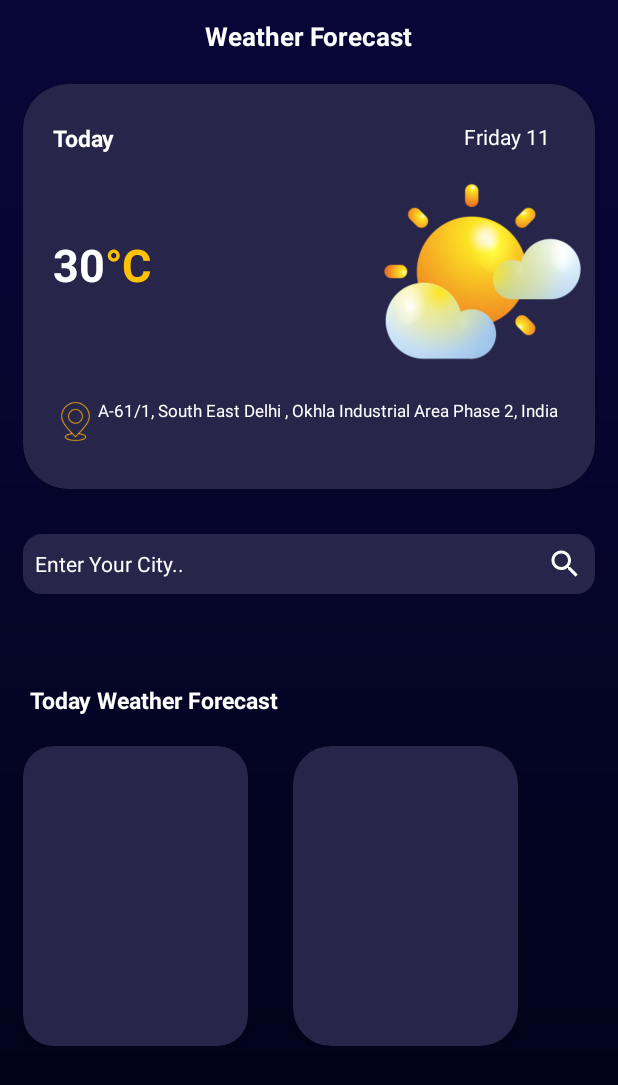
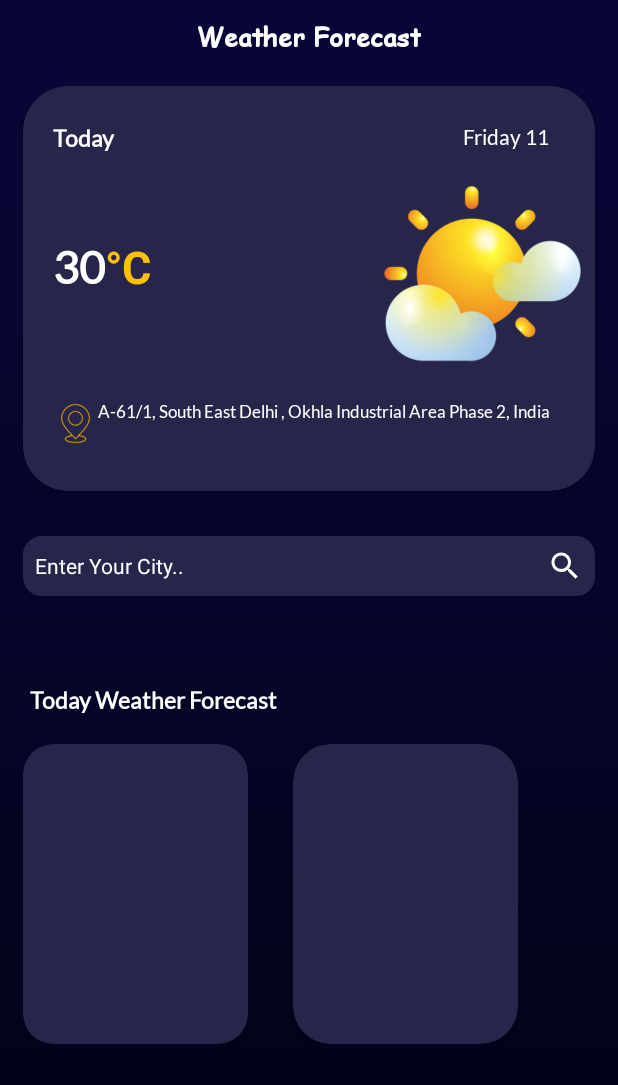
Before and after one commit to Sandipyaduwanshi/Weather_App, an Android app: the ManeManu screen opened directly, with no data from a screen before it, on a phone screen of 412 x 824 dp. Shown: the top 1085 px of the screen. Run offline under Robolectric (Android 15) with nearby library versions, the phone set to English and light mode, and no system bars.

Commit message:
Some Changes

```diff
--- a/app/src/main/AndroidManifest.xml
+++ b/app/src/main/AndroidManifest.xml
@@ -1,6 +1,9 @@
 <?xml version="1.0" encoding="utf-8"?>
 <manifest xmlns:android="http://schemas.android.com/apk/res/android"
     xmlns:tools="http://schemas.android.com/tools">
+
+<!--    <uses-permission android:name="android.permission.ACCESS_FINE_LOCATION"/>-->
+    <uses-permission android:name="android.permission.ACCESS_NOTIFICATION_POLICY"/>
 
     <application
         android:allowBackup="true"
--- a/app/src/main/res/layout/activity_main.xml
+++ b/app/src/main/res/layout/activity_main.xml
@@ -43,6 +43,7 @@
             android:text="Weather"
             android:textColor="@color/white"
             android:textStyle="bold"
+            android:fontFamily="@font/comic"
             android:layout_marginLeft="0dp"
             android:textSize="35sp"
             />
@@ -52,6 +53,7 @@
             android:text="News"
             android:textColor="#FFC107"
             android:textStyle="bold"
+            android:fontFamily="@font/comic"
             android:layout_marginLeft="10dp"
             android:textSize="35sp"
             />
@@ -68,6 +70,7 @@
             android:text="&amp; Feed"
             android:textColor="#FFC107"
             android:textStyle="bold"
+            android:fontFamily="@font/comic"
             android:layout_marginLeft="0dp"
             android:textSize="35sp"
             />
@@ -90,6 +93,7 @@
             android:backgroundTint="#FFC107"
             android:textAllCaps="false"
             android:textSize="13sp"
+            android:fontFamily="@font/lato"
             android:textColor="@color/black"
             android:padding="13dp"
             android:textStyle="bold"
--- a/app/src/main/res/layout/activity_mane_manu.xml
+++ b/app/src/main/res/layout/activity_mane_manu.xml
@@ -28,6 +28,7 @@
             android:layout_width="wrap_content"
             android:layout_height="wrap_content"
             android:text="Weather Forecast"
+            android:fontFamily="@font/comic"
             android:textColor="@color/white"
             android:textStyle="bold"
             android:textSize="17sp"/>
@@ -52,6 +53,7 @@
             android:layout_marginLeft="20dp"
             android:layout_marginTop="25dp"
             android:text="Today"
+            android:fontFamily="@font/lato"
             android:textColor="@color/white"
             android:textSize="15sp"
             android:textStyle="bold" />
@@ -63,6 +65,7 @@
             android:layout_height="wrap_content"
             android:layout_marginTop="25dp"
             android:text="@string/date"
+            android:fontFamily="@font/lato"
             android:textColor="@color/white"
             android:layout_marginRight="30dp"
             android:layout_gravity="right"
@@ -88,6 +91,8 @@
         android:text="30"
         android:textSize="30dp"
         android:textStyle="bold"
+        android:fontFamily="@font/lato"
+
         android:textColor="@color/white"
         />
     <TextView
@@ -132,6 +137,7 @@
                    android:layout_height="wrap_content"
                    android:textColor="@color/white"
                    android:textSize="11sp"
+                   android:fontFamily="@font/lato"
                    android:text="A-61/1, South East Delhi , Okhla Industrial Area Phase 2, India" />
        </LinearLayout>
 
@@ -170,6 +176,8 @@
             android:layout_marginLeft="20dp"
             android:text="Today Weather Forecast"
             android:textColor="@color/white"
+            android:fontFamily="@font/lato"
+
             android:textSize="15dp"
             android:textStyle="bold"
 
```
Also changed, not shown: app/src/main/res/font/comicfont.xml (added, +11 -0 lines), app/src/main/res/font/latofont.xml (added, +8 -0 lines), app/src/main/res/font/ninjafont.xml (added, +11 -0 lines), app/src/main/res/drawable/wetherone.jpg (added), app/src/main/res/drawable/wethertwo.jpg (added), app/src/main/res/font/blockletter.ttf (added), app/src/main/res/font/comic.ttf (added), app/src/main/res/font/comicbd.ttf (added), app/src/main/res/font/lastninja.ttf (added), app/src/main/res/font/lato.ttf (added).
